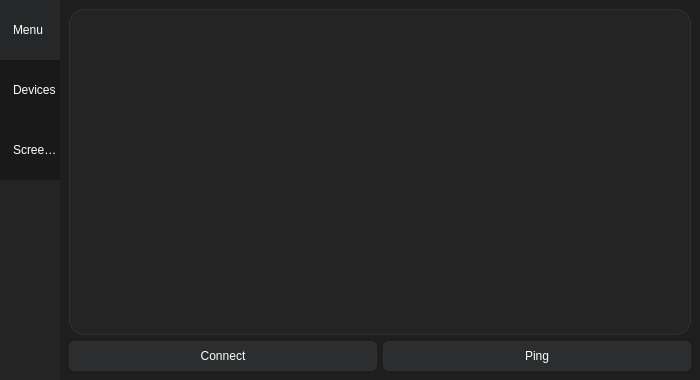
Before: the Qt Designer form admin/gui/gui.ui in BarsTiger/daunRat, drawn with Qt 5.
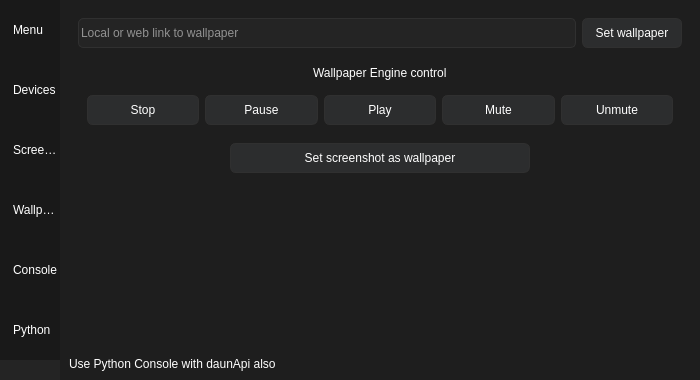
After: the same form once the commit is applied. The open tabs and pages were chosen to show the change. Icons and pictures are not drawn.

```diff
--- a/admin/gui/gui.ui
+++ b/admin/gui/gui.ui
@@ -46,7 +46,8 @@
 }
 
 
-QScrollBar:vertical {
+QScrollBar:vertical,
+QScrollBar:horizontal {
     border: none;
     background: rgb(30, 30, 30);
     width: 10px;
@@ -54,14 +55,17 @@
     border-radius: 0px;
 }
 
-QScrollBar::handle:vertical {	
+QScrollBar::handle:vertical,
+QScrollBar::handle:horizontal {	
     background-color: rgb(139, 139, 139);
     min-height: 30px;
     border-radius: 5px;
 }
 
 QScrollBar::handle:vertical:hover,
-QScrollBar::handle:vertical:pressed {	
+QScrollBar::handle:vertical:pressed,
+QScrollBar::handle:horizontal:hover,
+QScrollBar::handle:horizontal:pressed {	
     background-color: rgb(149, 149, 149);
 }
 
@@ -73,7 +77,9 @@
 }
 
 QScrollBar::up-arrow:vertical, QScrollBar::down-arrow:vertical,
-QScrollBar::add-page:vertical, QScrollBar::sub-page:vertical{
+QScrollBar::add-page:vertical, QScrollBar::sub-page:vertical, 
+QScrollBar::up-arrow:horizontal, QScrollBar::down-arrow:horizontal,
+QScrollBar::add-page:horizontal, QScrollBar::sub-page:horizontal {
     background: none;
 }
 
@@ -99,7 +105,7 @@
 }
 
 
-QLineEdit {
+QLineEdit, QTextBrowser, QPlainTextEdit, QTextEdit {
     border-width: 1px;
     border-radius: 5px;
     border-style: solid;
@@ -120,14 +126,15 @@
 }
 QListWidget:item {
     background-color: #242424;
-	selection-color: white;
+    selection-color: white;
 }
 QListWidget:item:hover {
     background-color: #323232;
 }
 QListWidget:item:selected {
     background-color: #777777;
-}</string>
+}
+</string>
   </property>
   <property name="locale">
    <locale language="Russian" country="Ukraine"/>
@@ -222,7 +229,7 @@
        <enum>QListView::Fixed</enum>
       </property>
       <property name="currentRow">
-       <number>0</number>
+       <number>-1</number>
       </property>
       <item>
        <property name="text">
@@ -251,6 +258,33 @@
          <normaloff>:/img/img/screenshot.png</normaloff>:/img/img/screenshot.png</iconset>
        </property>
       </item>
+      <item>
+       <property name="text">
+        <string>Wallpaper</string>
+       </property>
+       <property name="icon">
+        <iconset resource="images.qrc">
+         <normaloff>:/img/img/wallpaper.png</normaloff>:/img/img/wallpaper.png</iconset>
+       </property>
+      </item>
+      <item>
+       <property name="text">
+        <string>Console</string>
+       </property>
+       <property name="icon">
+        <iconset resource="images.qrc">
+         <normaloff>:/img/img/cmd.png</normaloff>:/img/img/cmd.png</iconset>
+       </property>
+      </item>
+      <item>
+       <property name="text">
+        <string>Python</string>
+       </property>
+       <property name="icon">
+        <iconset resource="images.qrc">
+         <normaloff>:/img/img/python.png</normaloff>:/img/img/python.png</iconset>
+       </property>
+      </item>
      </widget>
     </item>
     <item>
@@ -262,7 +296,7 @@
        </sizepolicy>
       </property>
       <widget class="QWidget" name="devicesPage">
-       <layout class="QVBoxLayout" name="verticalLayout_2">
+       <layout class="QVBoxLayout" name="devicesButtonLayout">
         <item>
          <widget class="QListWidget" name="availableDevices">
           <property name="focusPolicy">
@@ -373,6 +407,276 @@
         </item>
        </layout>
       </widget>
+      <widget class="QWidget" name="wallpaperPage">
+       <layout class="QVBoxLayout" name="verticalLayout_3">
+        <property name="spacing">
+         <number>0</number>
+        </property>
+        <property name="bottomMargin">
+         <number>9</number>
+        </property>
+        <item alignment="Qt::AlignTop">
+         <widget class="QWidget" name="wallpaperSetLayout" native="true">
+          <layout class="QHBoxLayout" name="wallpaperSetterLayout">
+           <item>
+            <widget class="QLineEdit" name="wallpaperUrlBox">
+             <property name="minimumSize">
+              <size>
+               <width>0</width>
+               <height>30</height>
+              </size>
+             </property>
+             <property name="placeholderText">
+              <string>Local or web link to wallpaper</string>
+             </property>
+            </widget>
+           </item>
+           <item>
+            <widget class="QPushButton" name="setWallpaperButton">
+             <property name="minimumSize">
+              <size>
+               <width>100</width>
+               <height>30</height>
+              </size>
+             </property>
+             <property name="text">
+              <string>Set wallpaper</string>
+             </property>
+            </widget>
+           </item>
+          </layout>
+         </widget>
+        </item>
+        <item alignment="Qt::AlignTop">
+         <widget class="QWidget" name="wallpaperEngineControlLayout" native="true">
+          <layout class="QVBoxLayout" name="verticalLayout_2">
+           <item alignment="Qt::AlignHCenter">
+            <widget class="QLabel" name="controlWallpaperEngineLabel">
+             <property name="text">
+              <string>Wallpaper Engine control</string>
+             </property>
+            </widget>
+           </item>
+           <item alignment="Qt::AlignTop">
+            <widget class="QWidget" name="wallpaperEngineControlHorizontalLayout" native="true">
+             <layout class="QHBoxLayout" name="horizontalLayout_2">
+              <item>
+               <widget class="QPushButton" name="stopWallpaperEngineButton">
+                <property name="minimumSize">
+                 <size>
+                  <width>0</width>
+                  <height>30</height>
+                 </size>
+                </property>
+                <property name="text">
+                 <string>Stop</string>
+                </property>
+               </widget>
+              </item>
+              <item>
+               <widget class="QPushButton" name="pauseWallpaperEngineButton">
+                <property name="minimumSize">
+                 <size>
+                  <width>0</width>
+                  <height>30</height>
+                 </size>
+                </property>
+                <property name="text">
+                 <string>Pause</string>
+                </property>
+               </widget>
+              </item>
+              <item>
+               <widget class="QPushButton" name="playWallpaperEngineButton">
+                <property name="minimumSize">
+                 <size>
+                  <width>0</width>
+                  <height>30</height>
+                 </size>
+                </property>
+                <property name="text">
+                 <string>Play</string>
+                </property>
+               </widget>
+              </item>
+              <item>
+               <widget class="QPushButton" name="muteWallpaperEngineButton">
+                <property name="minimumSize">
+                 <size>
+                  <width>0</width>
+                  <height>30</height>
+                 </size>
+                </property>
+                <property name="text">
+                 <string>Mute</string>
+                </property>
+               </widget>
+              </item>
+              <item>
+               <widget class="QPushButton" name="unmuteWallpaperEngineButton">
+                <property name="minimumSize">
+                 <size>
+                  <width>0</width>
+                  <height>30</height>
+                 </size>
+                </property>
+                <property name="text">
+                 <string>Unmute</string>
+                </property>
+               </widget>
+              </item>
+             </layout>
+            </widget>
+           </item>
+          </layout>
+         </widget>
+        </item>
+        <item alignment="Qt::AlignHCenter">
+         <widget class="QPushButton" name="wallpaperScreenshotButton">
+          <property name="minimumSize">
+           <size>
+            <width>300</width>
+            <height>30</height>
+           </size>
+          </property>
+          <property name="maximumSize">
+           <size>
+            <width>300</width>
+            <height>16777215</height>
+           </size>
+          </property>
+          <property name="text">
+           <string>Set screenshot as wallpaper</string>
+          </property>
+         </widget>
+        </item>
+        <item>
+         <spacer name="verticalSpacerWallpaperPage">
+          <property name="orientation">
+           <enum>Qt::Vertical</enum>
+          </property>
+          <property name="sizeHint" stdset="0">
+           <size>
+            <width>20</width>
+            <height>40</height>
+           </size>
+          </property>
+         </spacer>
+        </item>
+        <item>
+         <widget class="QLabel" name="daunApWallpaperLabel">
+          <property name="text">
+           <string>Use Python Console with daunApi also</string>
+          </property>
+         </widget>
+        </item>
+       </layout>
+      </widget>
+      <widget class="QWidget" name="consolePage">
+       <layout class="QVBoxLayout" name="verticalLayout_4">
+        <item>
+         <widget class="QWidget" name="sendCommandLayout" native="true">
+          <layout class="QHBoxLayout" name="wallpaperSetterLayout_2">
+           <item>
+            <widget class="QLineEdit" name="commandBox">
+             <property name="minimumSize">
+              <size>
+               <width>0</width>
+               <height>30</height>
+              </size>
+             </property>
+             <property name="placeholderText">
+              <string>Type command here</string>
+             </property>
+            </widget>
+           </item>
+           <item>
+            <widget class="QPushButton" name="sendCommandButton">
+             <property name="minimumSize">
+              <size>
+               <width>100</width>
+               <height>30</height>
+              </size>
+             </property>
+             <property name="text">
+              <string>Send</string>
+             </property>
+            </widget>
+           </item>
+          </layout>
+         </widget>
+        </item>
+        <item>
+         <widget class="QTextBrowser" name="logsConsole"/>
+        </item>
+       </layout>
+      </widget>
+      <widget class="QWidget" name="pythonPage">
+       <layout class="QVBoxLayout" name="verticalLayout_5">
+        <item>
+         <widget class="QWidget" name="pythonEditWigdet" native="true">
+          <layout class="QHBoxLayout" name="horizontalLayout_3">
+           <property name="leftMargin">
+            <number>0</number>
+           </property>
+           <property name="topMargin">
+            <number>0</number>
+           </property>
+           <property name="rightMargin">
+            <number>0</number>
+           </property>
+           <property name="bottomMargin">
+            <number>0</number>
+           </property>
+           <item alignment="Qt::AlignTop">
+            <widget class="QTextEdit" name="pythonScriptEditor">
+             <property name="maximumSize">
+              <size>
+               <width>16777215</width>
+               <height>50</height>
+              </size>
+             </property>
+             <property name="lineWrapMode">
+              <enum>QTextEdit::NoWrap</enum>
+             </property>
+             <property name="acceptRichText">
+              <bool>false</bool>
+             </property>
+             <property name="textInteractionFlags">
+              <set>Qt::TextEditorInteraction</set>
+             </property>
+             <property name="placeholderText">
+              <string>import os; os.system(&quot;systeminfo&quot;)</string>
+             </property>
+            </widget>
+           </item>
+           <item>
+            <widget class="QPushButton" name="execPythonButton">
+             <property name="minimumSize">
+              <size>
+               <width>75</width>
+               <height>50</height>
+              </size>
+             </property>
+             <property name="maximumSize">
+              <size>
+               <width>16777215</width>
+               <height>50</height>
+              </size>
+             </property>
+             <property name="text">
+              <string>Execute</string>
+             </property>
+            </widget>
+           </item>
+          </layout>
+         </widget>
+        </item>
+        <item>
+         <widget class="QTextBrowser" name="logsPytoon"/>
+        </item>
+       </layout>
+      </widget>
      </widget>
     </item>
    </layout>
```
Left out of the diff: 7 changed lines with no effect on the pictures.
